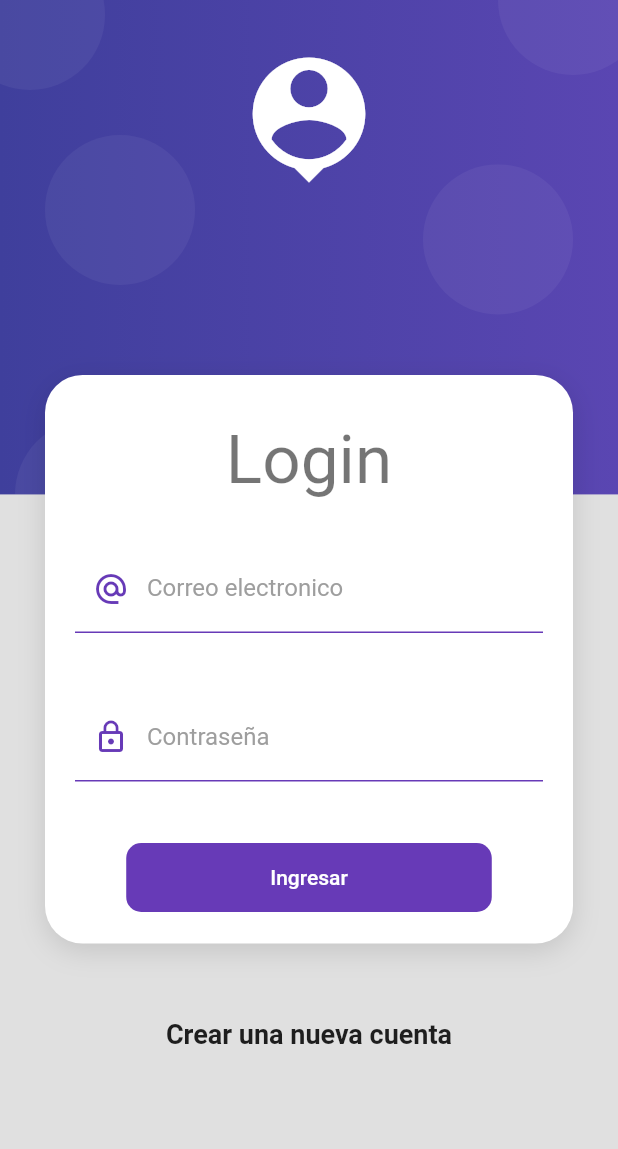
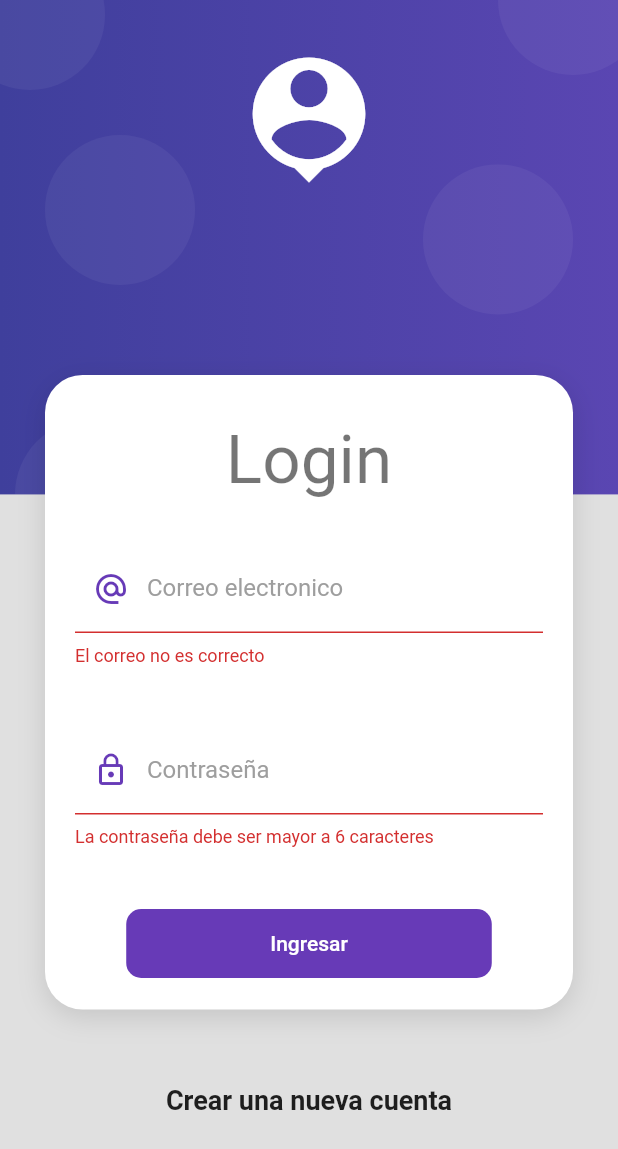
Before and after one commit to DiegoJavb/productos_app, a Flutter app: the screen it shows after launch, after a tap on "Ingresar", on a phone screen of 412 x 824 dp. Shown: the top 1149 px of the screen. Run offline on Flutter 3.47's test engine with Material 2 defaults, Android fonts, the phone set to English and light mode, and no system bars.

```diff
--- /dev/null
+++ b/lib/providers/login_form_provider.dart
@@ -0,0 +1,13 @@
+import 'package:flutter/material.dart';
+
+class LoginFormProvider extends ChangeNotifier {
+  GlobalKey<FormState> formKey = GlobalKey<FormState>();
+  String email = '';
+  String password = '';
+
+  // bool isLoading
+
+  bool isValidForm() {
+    return formKey.currentState?.validate() ?? false;
+  }
+}
--- a/lib/screens/login_screen.dart
+++ b/lib/screens/login_screen.dart
@@ -1,4 +1,7 @@
 import 'package:flutter/material.dart';
+import 'package:productos_app/providers/login_form_provider.dart';
+import 'package:provider/provider.dart';
+
 import 'package:productos_app/ui/input_decorations.dart';
 import 'package:productos_app/widgets/widgets.dart';
 
@@ -22,7 +25,10 @@ class LoginScreen extends StatelessWidget {
                       style: Theme.of(context).textTheme.displaySmall,
                     ),
                     const SizedBox(height: 30),
-                    _LoginForm()
+                    ChangeNotifierProvider(
+                      create: (_) => LoginFormProvider(),
+                      child: _LoginForm(),
+                    ),
                   ],
                 ),
               ),
@@ -34,7 +40,7 @@ class LoginScreen extends StatelessWidget {
                   fontWeight: FontWeight.bold,
                 ),
               ),
-              SizedBox(
+              const SizedBox(
                 height: 50,
               )
             ],
@@ -48,8 +54,10 @@ class LoginScreen extends StatelessWidget {
 class _LoginForm extends StatelessWidget {
   @override
   Widget build(BuildContext context) {
+    final loginForm = Provider.of<LoginFormProvider>(context);
     return Form(
-      //TODO: mantener la referencia al KEY
+      key: loginForm.formKey,
+      autovalidateMode: AutovalidateMode.onUserInteraction,
       child: Column(
         children: [
           TextFormField(
@@ -60,6 +68,15 @@ class _LoginForm extends StatelessWidget {
               labelText: 'Correo electronico',
               prefixIcon: Icons.alternate_email_sharp,
             ),
+            onChanged: (value) => loginForm.email = value,
+            validator: (value) {
+              String pattern =
+                  r'^(([^<>()[\]\\.,;:\s@\"]+(\.[^<>()[\]\\.,;:\s@\"]+)*)|(\".+\"))@((\[[0-9]{1,3}\.[0-9]{1,3}\.[0-9]{1,3}\.[0-9]{1,3}\])|(([a-zA-Z\-0-9]+\.)+[a-zA-Z]{2,}))$';
+              RegExp regExp = RegExp(pattern);
+              return regExp.hasMatch(value ?? '')
+                  ? null
+                  : 'El correo no es correcto';
+            },
           ),
           const SizedBox(height: 40),
           TextFormField(
@@ -71,6 +88,11 @@ class _LoginForm extends StatelessWidget {
               labelText: 'Contraseña',
               prefixIcon: Icons.lock_outline,
             ),
+            onChanged: (value) => loginForm.password = value,
+            validator: (value) {
+              if (value != null && value.length >= 6) return null;
+              return 'La contraseña debe ser mayor a 6 caracteres';
+            },
           ),
           const SizedBox(height: 40),
           MaterialButton(
@@ -87,7 +109,8 @@ class _LoginForm extends StatelessWidget {
               ),
             ),
             onPressed: () {
-              //TODO: submit form:
+              if (!loginForm.isValidForm()) return;
+              Navigator.pushReplacementNamed(context, 'home');
             },
           )
         ],
```
Also changed, not shown: pubspec.yaml (+4 -12 lines), pubspec.lock.
